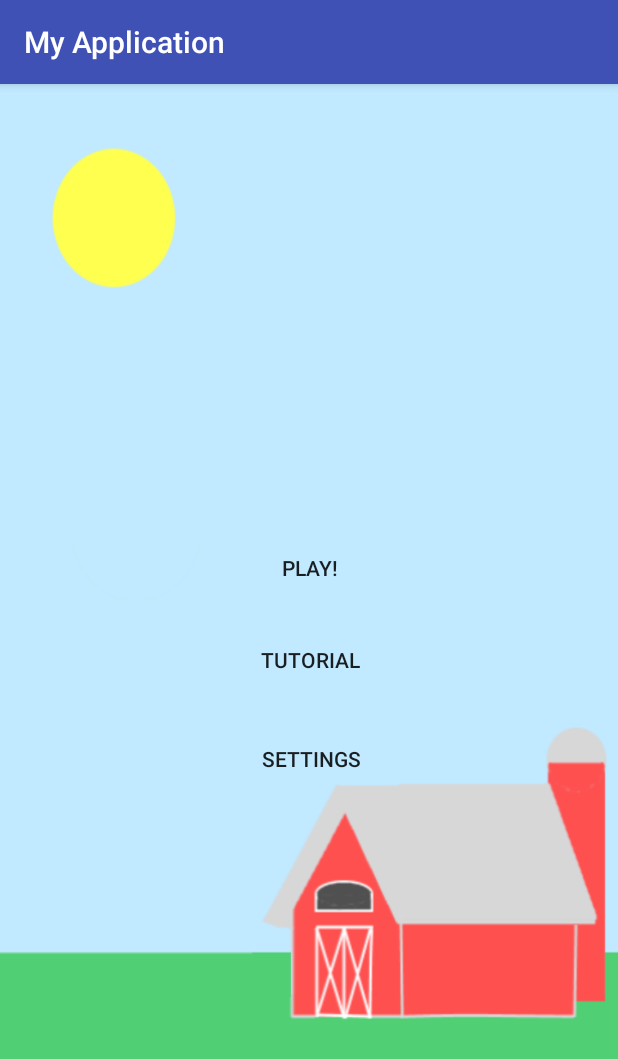
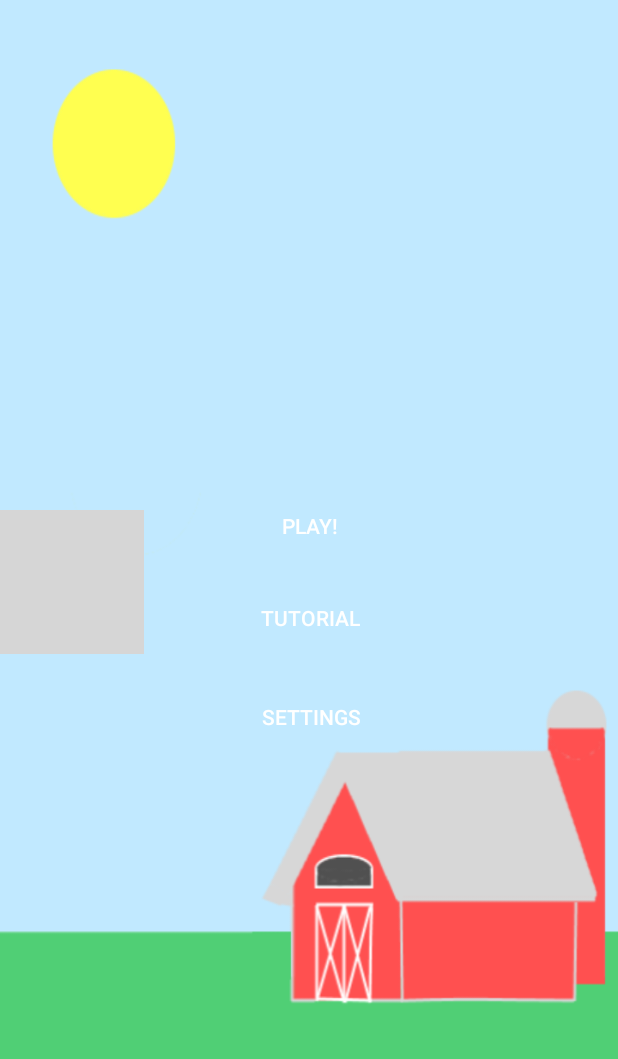
Before and after one commit to charleychau/MooveIt, an Android app: the screen it shows after launch (MainActivity), on a phone screen of 412 x 824 dp. Shown: the top 1059 px of the screen. Run offline under Robolectric (Android 15) with nearby library versions, the phone set to English and light mode, and no system bars; grey boxes are pictures that could not be loaded.

Commit message:
added title and images

```diff
--- a/app/src/main/res/layout/activity_game.xml
+++ b/app/src/main/res/layout/activity_game.xml
@@ -4,6 +4,7 @@
     android:id="@+id/activity_game"
     android:layout_width="fill_parent"
     android:layout_height="fill_parent"
+    android:background="@drawable/game_background"
     tools:context="com.example.charleychau.myapplication.Game">
 
     <TextView
--- a/app/src/main/res/layout/activity_main.xml
+++ b/app/src/main/res/layout/activity_main.xml
@@ -34,5 +34,14 @@
         style="@android:style/Widget.Material.Light.Button.Borderless"
         android:layout_above="@+id/tutorialButton"
         android:layout_centerHorizontal="true"
-        android:layout_marginBottom="13dp" />
+        android:layout_marginBottom="13dp"
+        android:background="@android:color/transparent" />
+
+    <ImageView
+        android:id="@+id/phone_icon"
+        android:layout_width="wrap_content"
+        android:layout_height="wrap_content"
+        android:src="@drawable/mooveit_title"
+        android:layout_above="@+id/settingsButton"
+        android:layout_alignParentStart="true" />
 </RelativeLayout>
--- a/app/src/main/res/values/styles.xml
+++ b/app/src/main/res/values/styles.xml
@@ -1,11 +1,13 @@
 <resources>
 
     <!-- Base application theme. -->
-    <style name="AppTheme" parent="Theme.AppCompat.Light.DarkActionBar">
+    <style name="AppTheme" parent="Theme.AppCompat.NoActionBar">
         <!-- Customize your theme here. -->
+        <!--
         <item name="colorPrimary">@color/colorPrimary</item>
         <item name="colorPrimaryDark">@color/colorPrimaryDark</item>
         <item name="colorAccent">@color/colorAccent</item>
+        -->
     </style>
 
 </resources>
```
